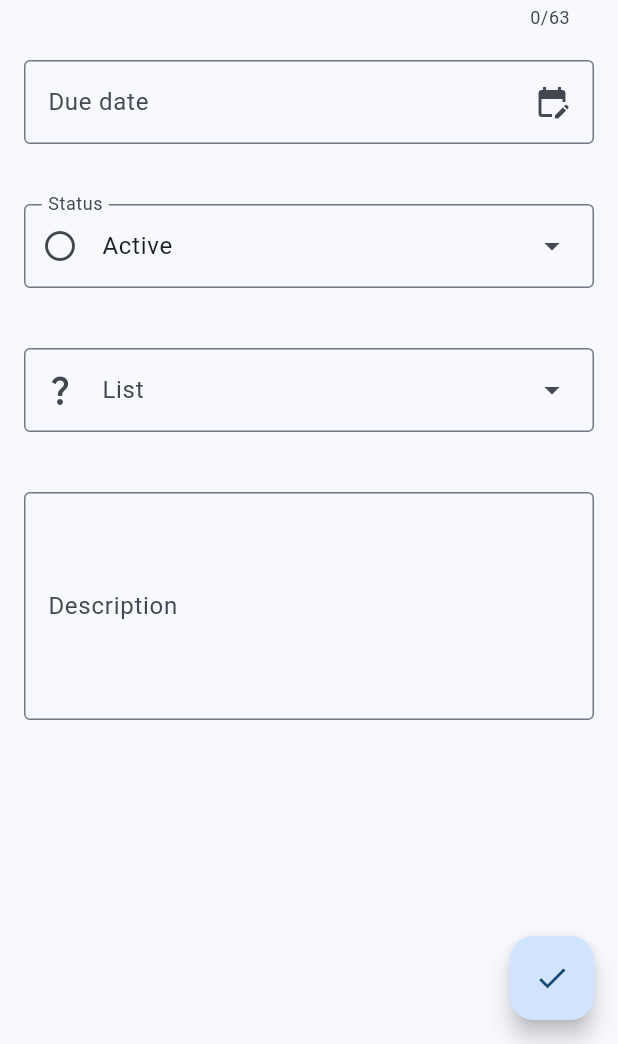
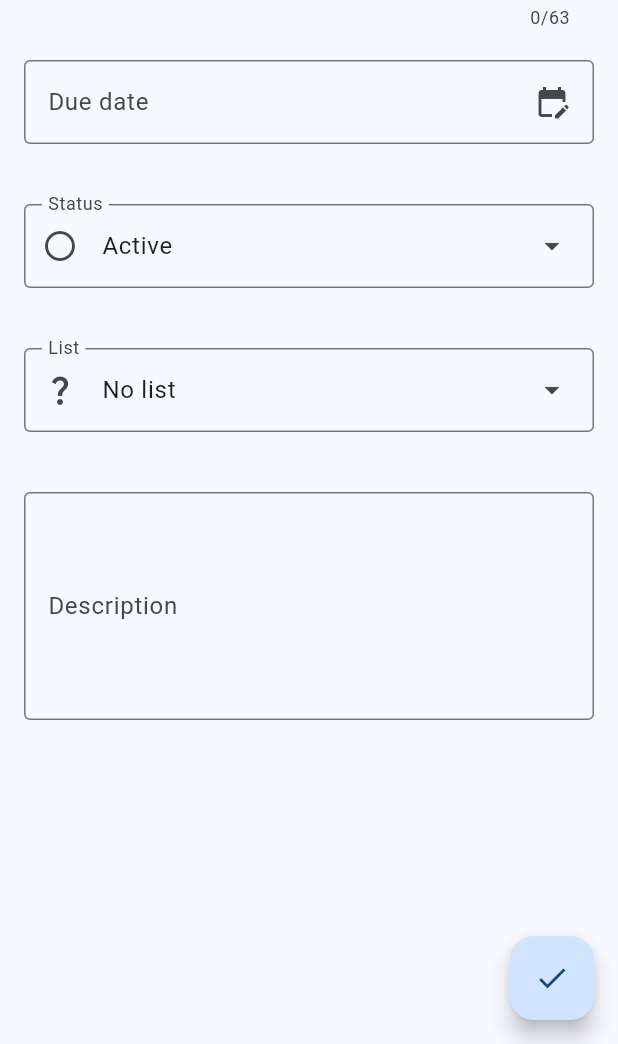
Before and after one commit to raffaelecostanzo/dutask, a Flutter app: the screen it shows after launch, scrolled down 80 dp, after a tap on the "task" icon, on a phone screen of 412 x 824 dp, the part 192-1236 px from its top. Run offline on Flutter 3.47's test engine with Material 3 defaults, Android fonts, the phone set to English and light mode, and no system bars; our stand-ins replace flutter_riverpod, freezed_annotation, mask_text_input_formatter; generated files the repository leaves out were written again.

Commit message:
refactors code following dcm warnings

```diff
--- a/lib/data/default_lists.dart
+++ b/lib/data/initial_lists.dart
@@ -1,7 +1,7 @@
 import 'package:dutask/models/list_model.dart';
 import 'package:dutask/utils/constants.dart';
 
-final defaultLists = [
+final initialLists = [
   ListModel(
     title: 'My Day',
     description: 'Day to day lists.',
--- a/lib/data/list_icons.dart
+++ b/lib/data/list_icons.dart
@@ -1,6 +1,6 @@
 import 'package:flutter/material.dart';
 
-final Map<String, IconData> iconMap = {
+final Map<String, IconData> listIcons = {
   'home': Icons.home,
   'search': Icons.search,
   'settings': Icons.settings,
--- a/lib/data/quick_filters.dart
+++ /dev/null
@@ -1,3 +0,0 @@
-import 'package:dutask/types/task_filter.dart';
-
-final quickTaskFilters = TaskFilter.values;
--- a/lib/extensions/date_time_extension.dart
+++ b/lib/extensions/date_time_extension.dart
@@ -6,13 +6,17 @@ extension DateTimeExtension on DateTime? {
     if (this == null) {
       return taskDateFilter == TaskDateFilter.all;
     }
+
+    final currentDate = DateUtils.dateOnly(DateTime.now());
+    final targetDate = DateUtils.dateOnly(this!);
+
     return switch (taskDateFilter) {
       TaskDateFilter.all => true,
-      TaskDateFilter.today => DateUtils.isSameDay(this, DateTime.now()),
-      TaskDateFilter.yesterday => DateUtils.dateOnly(this!) ==
-          DateUtils.dateOnly(DateUtils.addDaysToDate(DateTime.now(), -1)),
-      TaskDateFilter.tomorrow => DateUtils.dateOnly(this!) ==
-          DateUtils.dateOnly(DateUtils.addDaysToDate(DateTime.now(), 1)),
+      TaskDateFilter.today => targetDate == currentDate,
+      TaskDateFilter.yesterday =>
+        targetDate == DateUtils.addDaysToDate(currentDate, -1),
+      TaskDateFilter.tomorrow =>
+        targetDate == DateUtils.addDaysToDate(currentDate, 1)
     };
   }
 }
--- a/lib/providers/lists_provider.dart
+++ b/lib/providers/lists_provider.dart
@@ -1,10 +1,10 @@
-import 'package:dutask/data/default_lists.dart';
+import 'package:dutask/data/initial_lists.dart';
 import 'package:dutask/models/list_model.dart';
 import 'package:flutter_riverpod/flutter_riverpod.dart';
 
 class ListsProvider extends Notifier<List<ListModel>> {
   List<ListModel> _fetchLists() {
-    return defaultLists;
+    return initialLists;
   }
 
   @override
--- a/lib/providers/quick_filter_provider.dart
+++ b/lib/providers/task_filter_provider.dart
@@ -1,4 +1,4 @@
 import 'package:dutask/types/task_filter.dart';
 import 'package:flutter_riverpod/flutter_riverpod.dart';
 
-final filterTypeProvider = StateProvider((ref) => TaskFilter.status);
+final taskFilterProvider = StateProvider((ref) => TaskFilter.status);
--- a/lib/providers/tasks_provider.dart
+++ b/lib/providers/tasks_provider.dart
@@ -1,11 +1,11 @@
-import 'package:dutask/data/default_tasks.dart';
+import 'package:dutask/data/initial_tasks.dart';
 import 'package:dutask/models/task_model.dart';
 import 'package:dutask/extensions/task_status_extension.dart';
 import 'package:flutter_riverpod/flutter_riverpod.dart';
 
 class TasksProvider extends Notifier<List<TaskModel>> {
   List<TaskModel> _fetchTasks() {
-    return defaultTasks;
+    return initialTasks;
   }
 
   @override
--- a/lib/screens/task_form_screen.dart
+++ b/lib/screens/task_form_screen.dart
@@ -1,8 +1,10 @@
 import 'package:dutask/data/list_icons.dart';
 import 'package:dutask/extensions/string_extension.dart';
+import 'package:dutask/models/list_model.dart';
 import 'package:dutask/models/task_model.dart';
 import 'package:dutask/providers/lists_provider.dart';
 import 'package:dutask/providers/tasks_provider.dart';
+import 'package:dutask/screens/list_form_screen.dart';
 import 'package:dutask/utils/constants.dart';
 import 'package:dutask/extensions/build_context_extension.dart';
 import 'package:dutask/extensions/task_status_extension.dart';
@@ -10,6 +12,7 @@ import 'package:dutask/utils/form_validator.dart';
 import 'package:dutask/widgets/dropdown_menu_formfield.dart';
 import 'package:flutter/material.dart';
 import 'package:flutter_riverpod/flutter_riverpod.dart';
+import 'package:collection/collection.dart';
 import 'package:mask_text_input_formatter/mask_text_input_formatter.dart';
 
 class TaskFormScreen extends ConsumerStatefulWidget {
@@ -158,41 +161,55 @@ class _TaskFormViewState extends ConsumerState<TaskFormScreen> {
   }
 
   Widget _buildListField() {
-    final lists = ref.read(listsProvider);
-    final selectedList = lists.firstWhere(
+    final lists = ref.watch(listsProvider);
+    final isListEmpty = lists.isEmpty;
+    final ListModel? taskList = lists.firstWhereOrNull(
       (list) => list.id == _listId,
-      orElse: () => lists.first,
     );
 
     return DropdownMenuFormField<String?>(
       requestFocusOnTap: true,
       width: MediaQuery.of(context).size.width - 32,
-      initialValue: _listId,
+      initialValue: isListEmpty || taskList == null ? '__no_list__' : _listId,
       leadingIcon: Icon(
-        _listId != null ? iconMap[selectedList.icon] : Icons.question_mark,
+        _listId == '__no_list__'
+            ? Icons.close
+            : taskList == null
+                ? Icons.question_mark
+                : listIcons[taskList.icon],
       ),
       label: Text('List'),
-      onSaved: (onSavedList) {
-        if (onSavedList != null) {
-          _listId = onSavedList;
-        }
-      },
-      validator: (onListValidated) => FormValidator.list(
-        onListValidated,
+      onSaved: (onSavedList) => _listId = onSavedList,
+      validator: (onListIdValidated) => FormValidator.list(
+        onListIdValidated,
         lists.map((list) => list.id).toList(),
       ),
-      onChanged: (onListChanged) {
-        if (onListChanged != null) {
-          setState(() => _listId = onListChanged);
-        }
-      },
-      dropdownMenuEntries: lists.map((list) {
-        return DropdownMenuEntry(
-          value: list.id,
-          label: list.title,
-          leadingIcon: Icon(iconMap[list.icon]),
-        );
-      }).toList(),
+      onChanged: (onListChanged) => setState(() => _listId = onListChanged),
+      dropdownMenuEntries: [
+        DropdownMenuEntry(
+          value: '__no_list__',
+          label: 'No list',
+          leadingIcon: Icon(Icons.close),
+          trailingIcon: isListEmpty
+              ? IconButton(
+                  onPressed: () => Navigator.push(
+                    context,
+                    MaterialPageRoute(
+                      builder: (_) => const ListFormScreen(),
+                    ),
+                  ),
+                  icon: Icon(Icons.add),
+                )
+              : null,
+        ),
+        ...lists.map((list) {
+          return DropdownMenuEntry(
+            value: list.id,
+            label: list.title,
+            leadingIcon: Icon(listIcons[list.icon]),
+          );
+        })
+      ],
     );
   }
 
--- a/lib/screens/task_list_screen.dart
+++ b/lib/screens/task_list_screen.dart
@@ -1,5 +1,5 @@
 import 'package:dutask/providers/filtered_tasks_provider.dart';
-import 'package:dutask/providers/quick_filter_provider.dart';
+import 'package:dutask/providers/task_filter_provider.dart';
 import 'package:dutask/screens/task_form_screen.dart';
 import 'package:dutask/widgets/filter_chips_bar.dart';
 import 'package:dutask/widgets/filter_settings_drawer.dart';
@@ -16,7 +16,7 @@ class TaskListScreen extends ConsumerWidget {
   @override
   Widget build(BuildContext context, WidgetRef ref) {
     final tasks = ref.watch(filteredTasksProvider);
-    final selectedQuickFilter = ref.watch(filterTypeProvider);
+    final selectedFilter = ref.watch(taskFilterProvider);
 
     return Scaffold(
       drawer: MainDrawer(),
@@ -47,7 +47,7 @@ class TaskListScreen extends ConsumerWidget {
                       child: Align(
                         alignment: Alignment.centerLeft,
                         child: FilterChipsBar(
-                          selectedFilter: selectedQuickFilter,
+                          selectedFilter: selectedFilter,
                         ),
                       ),
                     ),
--- a/lib/types/task_filter.dart
+++ b/lib/types/task_filter.dart
@@ -1 +1,3 @@
 enum TaskFilter { status, dueDate }
+
+final taskFilters = TaskFilter.values;
--- a/lib/utils/constants.dart
+++ b/lib/utils/constants.dart
@@ -3,6 +3,6 @@ import 'package:uuid/uuid.dart';
 
 final dateFormat = DateFormat('dd/MM/yyyy');
 
-final dateFieldHintText = dateFormat.pattern;
+final dateFieldHintText = dateFormat.pattern!.toLowerCase();
 
 const uuid = Uuid();
--- a/lib/utils/form_validator.dart
+++ b/lib/utils/form_validator.dart
@@ -1,3 +1,4 @@
+import 'package:collection/collection.dart';
 import 'package:dutask/utils/constants.dart';
 
 class FormValidator {
@@ -11,8 +12,12 @@ class FormValidator {
     return null;
   }
 
-  static String? list(String? listName, List<String> list) {
-    if (!list.contains(listName)) return 'Enter a valid list name';
+  static String? list(String? listId, List<String> idList) {
+    if (listId == '__no_list__') return null;
+    final foundList = idList.firstWhereOrNull(
+      (list) => list == listId,
+    );
+    if (foundList == null) return 'Enter a valid list name';
     return null;
   }
 
--- a/lib/widgets/dropdown_menu_formfield.dart
+++ b/lib/widgets/dropdown_menu_formfield.dart
@@ -17,6 +17,7 @@ class DropdownMenuFormField<T> extends FormField<T> {
     super.initialValue,
     super.onSaved,
     super.validator,
+    super.enabled,
     ValueChanged<T?>? onChanged,
     AutovalidateMode super.autovalidateMode = AutovalidateMode.disabled,
   }) : super(
--- a/lib/widgets/main_drawer.dart
+++ b/lib/widgets/main_drawer.dart
@@ -35,7 +35,7 @@ class MainDrawer extends ConsumerWidget {
                       padding: EdgeInsets.zero,
                       children: lists.map((list) {
                         return ListTile(
-                          leading: Icon(iconMap[list.icon]),
+                          leading: Icon(listIcons[list.icon]),
                           title: Text(list.title),
                           onTap: () {
                             Navigator.push(
--- a/pubspec.yaml
+++ b/pubspec.yaml
@@ -7,6 +7,7 @@ environment:
   sdk: '>=3.2.3 <4.0.0'
 
 dependencies:
+  collection: ^1.18.0
   flutter:
     sdk: flutter
   flutter_localizations:
```
Also changed, not shown: lib/data/initial_tasks.dart (renamed from lib/data/default_tasks.dart, +11 -11 lines), lib/screens/list_form_screen.dart (+23 -23 lines), lib/widgets/filter_settings_drawer.dart (+7 -7 lines), pubspec.lock.
